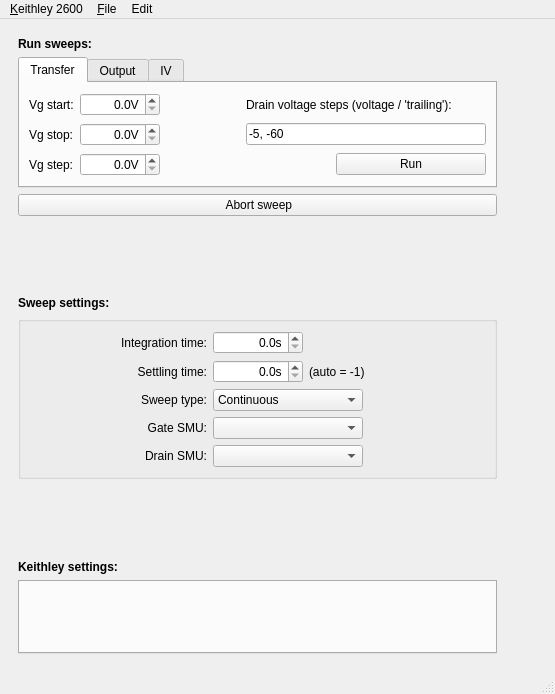
Old version of the form keithleygui/main.ui in the repository OE-FET/keithleygui.
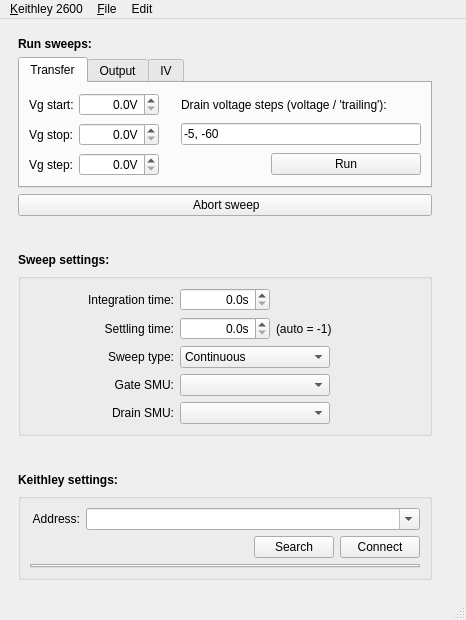
New version of the form. The open tabs and pages were chosen to show the change. Custom widgets are drawn as their Qt base class.

Commit message: move address selection in the main GUI and add a visa library dialog

Patch:
```diff
--- a/keithleygui/main.ui
+++ b/keithleygui/main.ui
@@ -6,8 +6,8 @@
    <rect>
     <x>0</x>
     <y>0</y>
-    <width>555</width>
-    <height>694</height>
+    <width>466</width>
+    <height>620</height>
    </rect>
   </property>
   <property name="windowTitle">
@@ -45,7 +45,7 @@
              <number>0</number>
             </property>
             <property name="horizontalSpacing">
-             <number>-1</number>
+             <number>5</number>
             </property>
             <property name="verticalSpacing">
              <number>7</number>
@@ -618,16 +618,6 @@
         </property>
        </widget>
       </item>
-      <item row="8" column="0" colspan="2">
-       <widget class="QTabWidget" name="tabWidgetSettings">
-        <property name="enabled">
-         <bool>true</bool>
-        </property>
-        <property name="currentIndex">
-         <number>-1</number>
-        </property>
-       </widget>
-      </item>
       <item row="5" column="0" colspan="2">
        <widget class="QGroupBox" name="groupBox">
         <property name="title">
@@ -790,6 +780,56 @@
         </layout>
        </widget>
       </item>
+      <item row="8" column="0" colspan="2">
+       <widget class="QGroupBox" name="groupBox_2">
+        <property name="title">
+         <string/>
+        </property>
+        <layout class="QGridLayout" name="gridLayout_4">
+         <item row="3" column="0" colspan="6">
+          <widget class="QTabWidget" name="tabWidgetSettings">
+           <property name="enabled">
+            <bool>true</bool>
+           </property>
+           <property name="currentIndex">
+            <number>-1</number>
+           </property>
+          </widget>
+         </item>
+         <item row="0" column="0">
+          <widget class="QLabel" name="label_2">
+           <property name="text">
+            <string>Address:</string>
+           </property>
+           <property name="alignment">
+            <set>Qt::AlignRight|Qt::AlignTrailing|Qt::AlignVCenter</set>
+           </property>
+          </widget>
+         </item>
+         <item row="0" column="1" colspan="5">
+          <widget class="QComboBox" name="comboBoxAddress">
+           <property name="editable">
+            <bool>true</bool>
+           </property>
+          </widget>
+         </item>
+         <item row="2" column="5">
+          <widget class="QPushButton" name="pushButtonConnect">
+           <property name="text">
+            <string>Connect</string>
+           </property>
+          </widget>
+         </item>
+         <item row="2" column="4">
+          <widget class="QPushButton" name="pushButtonSearch">
+           <property name="text">
+            <string>Search</string>
+           </property>
+          </widget>
+         </item>
+        </layout>
+       </widget>
+      </item>
      </layout>
     </item>
     <item>
@@ -819,8 +859,8 @@
     <rect>
      <x>0</x>
      <y>0</y>
-     <width>555</width>
-     <height>22</height>
+     <width>466</width>
+     <height>20</height>
     </rect>
    </property>
    <widget class="QMenu" name="menu_Keithley_2600">
```
Left out of the diff: 7 changed lines with no effect on the pictures. The commit also changes 5 other files.
